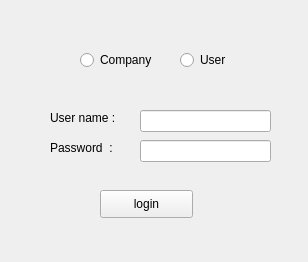
Qt form Login_UI.ui (Sirawap/PathFinder-Project) before a commit.
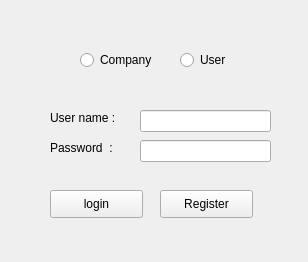
The same form after that commit.

Commit message: User Register UI

```diff
--- a/Login_UI.ui
+++ b/Login_UI.ui
@@ -88,7 +88,7 @@
   <widget class="QPushButton" name="pushButton">
    <property name="geometry">
     <rect>
-     <x>100</x>
+     <x>50</x>
      <y>190</y>
      <width>93</width>
      <height>28</height>
@@ -98,6 +98,19 @@
     <string>login</string>
    </property>
   </widget>
+  <widget class="QPushButton" name="reg_b">
+   <property name="geometry">
+    <rect>
+     <x>160</x>
+     <y>190</y>
+     <width>93</width>
+     <height>28</height>
+    </rect>
+   </property>
+   <property name="text">
+    <string>Register</string>
+   </property>
+  </widget>
  </widget>
  <resources/>
  <connections/>
```
Left out of the diff: 2 changed lines with no effect on the pictures. The commit also changes 1 other file.
